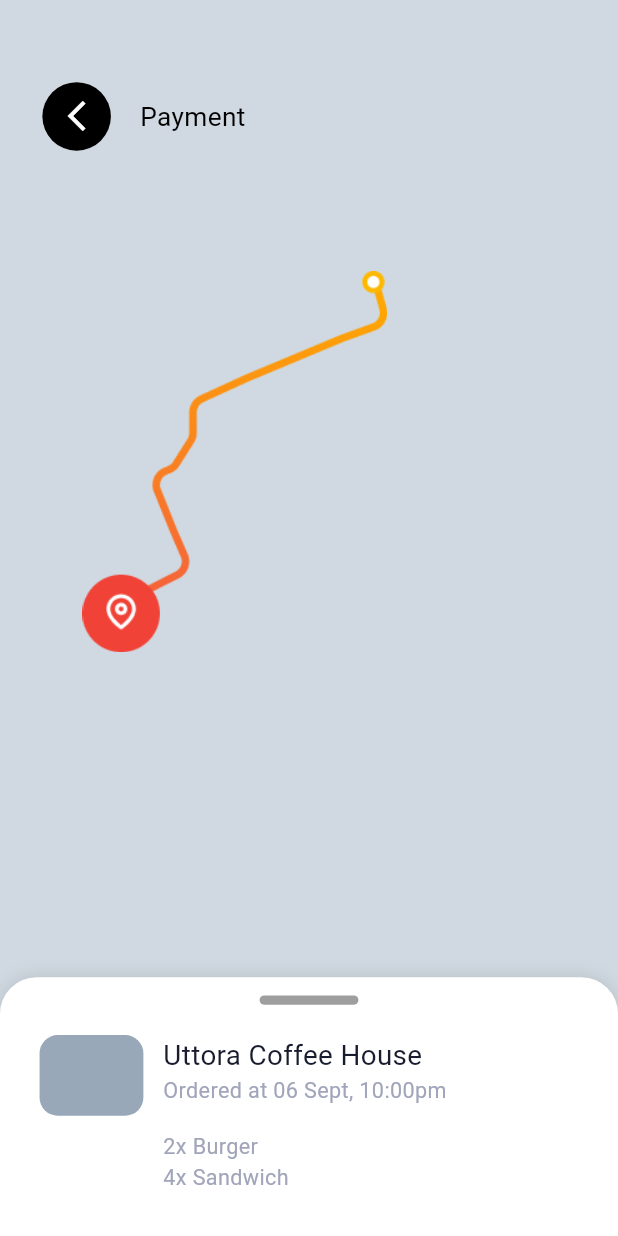
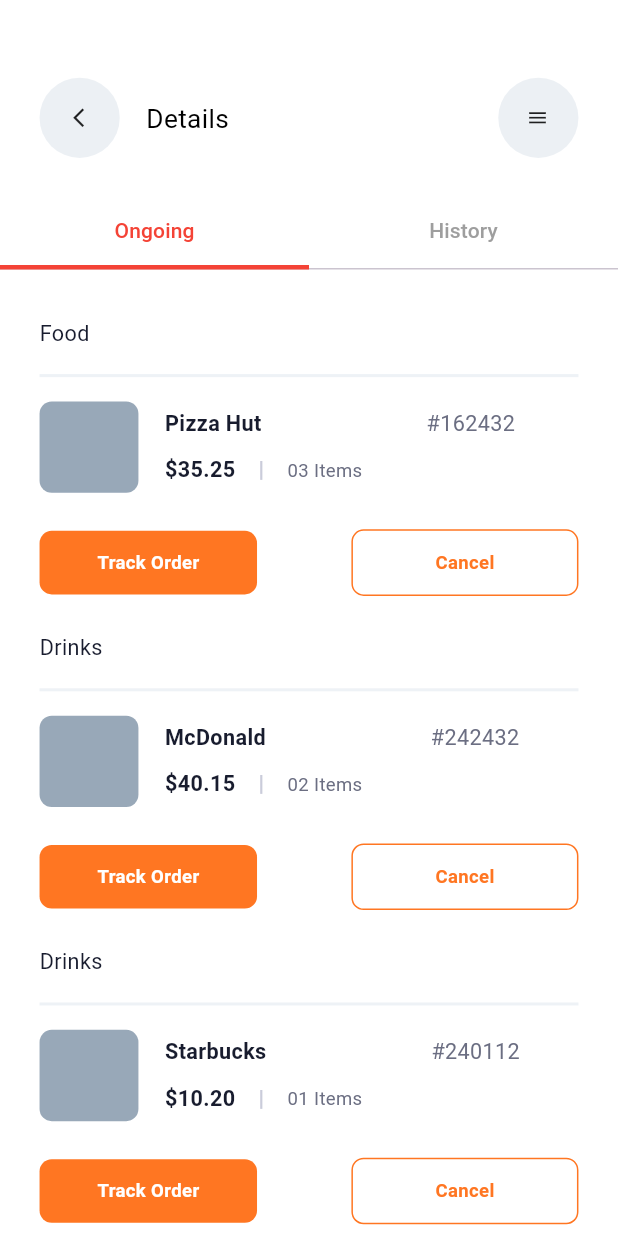
Before and after one commit to afaqahmad922/food_delievery_app, a Flutter app: the screen it shows after launch, on a phone screen of 412 x 824 dp. Run offline on Flutter 3.47's test engine with Material 3 defaults, Android fonts, the phone set to English and light mode, and no system bars; our stand-ins replace flutter_screenutil, google_fonts, smooth_page_indicator, timeline_tile; Roboto replaces fonts that are missing (Sen).

Commit message:
History Orders and Ongoing Orders pages UI Completed

```diff
--- /dev/null
+++ b/lib/Orders/history Orders Page.dart
@@ -0,0 +1,86 @@
+import 'package:figma_to_flutter_2/App_Pages/Filter%20Card/filter_Card.dart';
+import 'package:figma_to_flutter_2/Orders/ongoing%20Orders%20Page.dart';
+import 'package:figma_to_flutter_2/logins/Widgets/Widgets.dart';
+import 'package:flutter/material.dart';
+import 'package:flutter_screenutil/flutter_screenutil.dart';
+import 'package:google_fonts/google_fonts.dart';
+
+class HistoryOrdersPage extends StatelessWidget {
+  const HistoryOrdersPage({super.key});
+
+  @override
+  Widget build(BuildContext context) {
+    return SingleChildScrollView(
+      child: Column(
+        mainAxisAlignment: MainAxisAlignment.start,
+        crossAxisAlignment: CrossAxisAlignment.start,
+        children: [
+          Row(
+            children: [
+              Padding(
+                padding: EdgeInsets.only(left: 24.w, top: 32.h),
+                child: AppText(text: 'Food', font: GoogleFonts.sen, fontWeight: FontWeight.w400, fontSize: 14.sp, color: Color(0xff181C2E)),
+              ),
+              Padding(
+                padding: EdgeInsets.only(left: 28.w, top: 32.h),
+                child: AppText(text: 'Completed', font: GoogleFonts.sen, fontWeight: FontWeight.w700, fontSize: 14.sp, color: Color(0xff059C6A)),
+              ),
+            ],
+          ),
+          Padding(
+            padding: EdgeInsets.only(left: 24.w, top: 16.h, right: 24.w),
+            child: Container(
+                height: 2.h,
+                width: double.infinity,
+                color: Color(0xffEEF2F6)
+            ),
+          ),
+          OrderCard(name: 'Pizza Hut', orderNo: '#162432', price: '\$35.25', items: "29 JAN, 12:30 - 03 Items"),
+          Row(
+            children: [
+              Padding(
+                padding: EdgeInsets.only(left: 24.w, top: 32.h),
+                child: AppText(text: 'Drinks', font: GoogleFonts.sen, fontWeight: FontWeight.w400, fontSize: 14.sp, color: Color(0xff181C2E)),
+              ),
+              Padding(
+                padding: EdgeInsets.only(left: 28.w, top: 32.h),
+                child: AppText(text: 'Completed', font: GoogleFonts.sen, fontWeight: FontWeight.w700, fontSize: 14.sp, color: Color(0xff059C6A)),
+              ),
+            ],
+          ),
+          Padding(
+            padding: EdgeInsets.only(left: 24.w, top: 16.h, right: 24.w),
+            child: Container(
+                height: 2.h,
+                width: double.infinity,
+                color: Color(0xffEEF2F6)
+            ),
+          ),
+          OrderCard(name: 'McDonald', orderNo: '#242432', price: '\$40.15', items: '30 JAN, 12:30 - 02 Items'),
+          Row(
+            children: [
+              Padding(
+                padding: EdgeInsets.only(left: 24.w, top: 32.h),
+                child: AppText(text: 'Drinks', font: GoogleFonts.sen, fontWeight: FontWeight.w400, fontSize: 14.sp, color: Color(0xff181C2E)),
+              ),
+              Padding(
+                padding: EdgeInsets.only(left: 28.w, top: 32.h),
+                child: AppText(text: 'Canceled', font: GoogleFonts.sen, fontWeight: FontWeight.w700, fontSize: 14.sp, color: Color(0xffFF0000)),
+              ),
+            ],
+          ),
+          Padding(
+            padding: EdgeInsets.only(left: 24.w, top: 16.h, right: 24.w),
+            child: Container(
+                height: 2.h,
+                width: double.infinity,
+                color: Color(0xffEEF2F6)
+            ),
+          ),
+          OrderCard(name: 'Starbucks', orderNo: '#240112', price: '\$10.20', items: '30 JAN, 12:30 - 01 Items'),
+          SizedBox(height: 24.h,),
+        ],
+      ),
+    );
+  }
+}
--- /dev/null
+++ b/lib/Orders/my_Order_01.dart
@@ -0,0 +1,80 @@
+import 'package:figma_to_flutter_2/App_Pages/Filter%20Card/filter_Card.dart';
+import 'package:figma_to_flutter_2/Orders/history%20Orders%20Page.dart';
+import 'package:figma_to_flutter_2/Orders/ongoing%20Orders%20Page.dart';
+import 'package:figma_to_flutter_2/logins/Widgets/Widgets.dart';
+import 'package:flutter/material.dart';
+import 'package:flutter_screenutil/flutter_screenutil.dart';
+import 'package:google_fonts/google_fonts.dart';
+
+class OrdersScreen extends StatelessWidget {
+  const OrdersScreen({super.key});
+
+  @override
+  Widget build(BuildContext context) {
+    return DefaultTabController(
+      length: 2,
+      child: Scaffold(
+        backgroundColor: Colors.white,
+        body: Column(
+          children: [
+            Padding(
+              padding: EdgeInsets.only(top: 50.h, left: 24.w, right: 24.w),
+              child: Row(
+                children: [
+                  Container(
+                    decoration: BoxDecoration(
+                      shape: BoxShape.circle,
+                      color: Color(0xffECF0F4),
+                    ),
+                    child: Padding(
+                      padding: EdgeInsets.only(top: 20.h, left: 17.w, right: 18.w, bottom: 20.h),
+                      child: Icon(Icons.arrow_back_ios_new_outlined, size: 15,),
+                    ),
+                  ),
+                  Padding(padding: EdgeInsets.only( left: 16.w),
+                    child: AppText(text: 'Details', font: GoogleFonts.sen, fontWeight: FontWeight.w400, fontSize: 17.sp, color: Colors.black),
+                  ),
+                  Spacer(),
+                   Container(
+                      decoration: BoxDecoration(
+                        shape: BoxShape.circle,
+                        color: Color(0xffECF0F4),
+                      ),
+                      child: Padding(
+                        padding: EdgeInsets.only(top: 20.h, left: 17.w, right: 18.w, bottom: 20.h),
+                        child: Icon(Icons.menu, size: 15,),
+                      ),
+                    ),
+              ]),
+            ),
+
+            Padding(
+              padding: EdgeInsets.only(top: 24.h),
+              child: TabBar(
+                indicatorColor: Colors.red,
+                indicatorWeight: 3,
+                indicatorSize: TabBarIndicatorSize.tab,
+                labelColor: Colors.red,
+                unselectedLabelColor: Colors.grey,
+                tabs: const [
+                  Tab(text: "Ongoing"),
+                  Tab(text: "History"),
+                ],
+              ),
+            ),
+
+            // 🔹 Sliding Pages
+            Expanded(
+              child: TabBarView(
+                children: [
+                  OngoingOrdersPage(),
+                  HistoryOrdersPage(),
+                ],
+              ),
+            ),
+          ],
+        ),
+      ),
+    );
+  }
+}
--- /dev/null
+++ b/lib/Orders/ongoing Orders Page.dart
@@ -0,0 +1,61 @@
+import 'package:figma_to_flutter_2/App_Pages/Filter%20Card/filter_Card.dart';
+import 'package:figma_to_flutter_2/logins/Widgets/Widgets.dart';
+import 'package:flutter/material.dart';
+import 'package:flutter_screenutil/flutter_screenutil.dart';
+import 'package:google_fonts/google_fonts.dart';
+
+class OngoingOrdersPage extends StatelessWidget {
+  const OngoingOrdersPage({super.key});
+
+  @override
+  Widget build(BuildContext context) {
+    return SingleChildScrollView(
+      child: Column(
+        mainAxisAlignment: MainAxisAlignment.start,
+        crossAxisAlignment: CrossAxisAlignment.start,
+        children: [
+          Padding(
+            padding: EdgeInsets.only(left: 24.w, top: 32.h),
+            child: AppText(text: 'Food', font: GoogleFonts.sen, fontWeight: FontWeight.w400, fontSize: 14.sp, color: Color(0xff181C2E)),
+          ),
+          Padding(
+            padding: EdgeInsets.only(left: 24.w, top: 16.h, right: 24.w),
+            child: Container(
+                height: 2.h,
+                width: double.infinity,
+                color: Color(0xffEEF2F6)
+            ),
+          ),
+          OrderCard(name: 'Pizza Hut', orderNo: '#162432', price: '\$35.25', items: '03 Items'),
+          Padding(
+            padding: EdgeInsets.only(left: 24.w, top: 24.h),
+            child: AppText(text: 'Drinks', font: GoogleFonts.sen, fontWeight: FontWeight.w400, fontSize: 14.sp, color: Color(0xff181C2E)),
+          ),
+          Padding(
+            padding: EdgeInsets.only(left: 24.w, top: 16.h, right: 24.w),
+            child: Container(
+                height: 2.h,
+                width: double.infinity,
+                color: Color(0xffEEF2F6)
+            ),
+          ),
+          OrderCard(name: 'McDonald', orderNo: '#242432', price: '\$40.15', items: '02 Items'),
+          Padding(
+            padding: EdgeInsets.only(left: 24.w, top: 24.h),
+            child: AppText(text: 'Drinks', font: GoogleFonts.sen, fontWeight: FontWeight.w400, fontSize: 14.sp, color: Color(0xff181C2E)),
+          ),
+          Padding(
+            padding: EdgeInsets.only(left: 24.w, top: 16.h, right: 24.w),
+            child: Container(
+                height: 2.h,
+                width: double.infinity,
+                color: Color(0xffEEF2F6)
+            ),
+          ),
+          OrderCard(name: 'Starbucks', orderNo: '#240112', price: '\$10.20', items: '01 Items'),
+          SizedBox(height: 24.h,),
+        ],
+      ),
+    );
+  }
+}
--- a/lib/logins/Widgets/Widgets.dart
+++ b/lib/logins/Widgets/Widgets.dart
@@ -1392,7 +1392,7 @@
               ),
               child: Text(
                 message,
-                style: const TextStyle(color: Colors.white, fontSize: 14),
+                style: const TextStyle(color: Colors.white, fontSize: 14,),
               ),
             ),
           ),
@@ -1455,3 +1455,160 @@
     );
   }
 }
+
+
+class OrderCard extends StatelessWidget {
+  final String name;
+  final String orderNo;
+  final String price;
+  final String items;
+
+  const OrderCard({
+    super.key,
+    required this.name,
+    required this.orderNo,
+    required this.price,
+    required this.items,
+  });
+
+  @override
+  Widget build(BuildContext context) {
+    return Column(
+      mainAxisAlignment: MainAxisAlignment.start,
+      crossAxisAlignment: CrossAxisAlignment.start,
+      children: [
+
+        /// Top Section
+        Padding(
+          padding: EdgeInsets.only(left: 24.w, top: 16.h, right: 24.w),
+          child: Row(
+            children: [
+              Container(
+                height: 60.h,
+                width: 60.w,
+                decoration: BoxDecoration(
+                  borderRadius: BorderRadius.circular(8.r),
+                  color: const Color(0xff98A8B8),
+                ),
+              ),
+
+              Padding(
+                padding: EdgeInsets.only(left: 16.w),
+                child: Column(
+                  crossAxisAlignment: CrossAxisAlignment.start,
+                  children: [
+
+                    /// Name & Order No
+                    Row(
+                      children: [
+                        AppText(
+                          text: name,
+                          font: GoogleFonts.sen,
+                          fontWeight: FontWeight.w700,
+                          fontSize: 14.sp,
+                          color: const Color(0xff181C2E),
+                        ),
+                        SizedBox(width: 100.w),
+                        AppText(
+                          text: orderNo,
+                          font: GoogleFonts.sen,
+                          fontWeight: FontWeight.w400,
+                          fontSize: 14.sp,
+                          color: const Color(0xff6B6E82),
+                        ),
+                      ],
+                    ),
+
+                    SizedBox(height: 10.h),
+
+                    /// Price & Items
+                    Row(
+                      children: [
+                        AppText(
+                          text: price,
+                          font: GoogleFonts.sen,
+                          fontWeight: FontWeight.w700,
+                          fontSize: 14.sp,
+                          color: const Color(0xff181C2E),
+                        ),
+                        SizedBox(width: 14.w),
+                        AppText(
+                          text: '|',
+                          font: GoogleFonts.sen,
+                          fontWeight: FontWeight.w700,
+                          fontSize: 14.sp,
+                          color: const Color(0xffCACCDA),
+                        ),
+                        SizedBox(width: 14.w),
+                        AppText(
+                          text: items,
+                          font: GoogleFonts.sen,
+                          fontWeight: FontWeight.w400,
+                          fontSize: 12.sp,
+                          color: const Color(0xff6B6E82),
+                        ),
+                      ],
+                    ),
+                  ],
+                ),
+              )
+            ],
+          ),
+        ),
+
+        ///  Buttons Section
+        Padding(
+          padding: EdgeInsets.only(
+              left: 24.w, top: 24.h, right: 24.w,),
+          child: Row(
+            children: [
+
+              /// Track Order Button
+              Container(
+                decoration: BoxDecoration(
+                  borderRadius: BorderRadius.circular(8.r),
+                  color: const Color(0xffFF7622),
+                ),
+                child: Padding(
+                  padding: EdgeInsets.symmetric(
+                      horizontal: 35.w, vertical: 12.h),
+                  child: AppText(
+                    text: 'Track Order',
+                    font: GoogleFonts.sen,
+                    fontWeight: FontWeight.w700,
+                    fontSize: 12.sp,
+                    color: const Color(0xffFFFFFF),
+                  ),
+                ),
+              ),
+
+              const Spacer(),
+
+              /// Cancel Button
+              Container(
+                decoration: BoxDecoration(
+                  borderRadius: BorderRadius.circular(8.r),
+                  color: const Color(0xffFFFFFF),
+                  border: Border.all(
+                    color: const Color(0xffFF7622),
+                  ),
+                ),
+                child: Padding(
+                  padding: EdgeInsets.symmetric(
+                      horizontal: 50.w, vertical: 12.h),
+                  child: AppText(
+                    text: 'Cancel',
+                    font: GoogleFonts.sen,
+                    fontWeight: FontWeight.w700,
+                    fontSize: 12.sp,
+                    color: const Color(0xffFF7622),
+                  ),
+                ),
+              ),
+            ],
+          ),
+        ),
+      ],
+    );
+  }
+}
--- a/lib/main.dart
+++ b/lib/main.dart
@@ -10,6 +10,7 @@
 import 'package:figma_to_flutter_2/Homes/Home%20V.2.dart';
 import 'package:figma_to_flutter_2/Homes/Home%20V.3.dart';
 import 'package:figma_to_flutter_2/On_Boarding/onBoarding.dart';
+import 'package:figma_to_flutter_2/Orders/my_Order_01.dart';
 import 'package:figma_to_flutter_2/Payment%20Screens/Add%20Card.dart';
 import 'package:figma_to_flutter_2/Payment%20Screens/Payment%20Method.dart';
 import 'package:figma_to_flutter_2/Payment%20Screens/Payment%20Successfull.dart';
@@ -41,7 +42,7 @@
         theme: ThemeData(
           colorScheme: ColorScheme.fromSeed(seedColor: Colors.deepPurple),
         ),
-        home: tracking_Order(),
+        home: OrdersScreen(),
       ),
     );
   }
```
